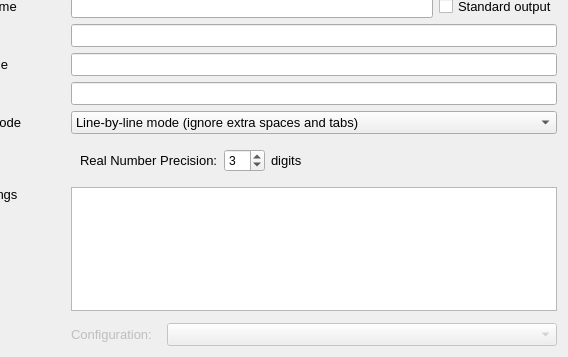
This is forms/taskeditwidget.ui in Project-LemonLime/Project_LemonLime as Qt 5 draws it before an edit; both pictures show x 96 to 664 and y 448 to 805 of the 664 by 805 pixel window. The edited form follows.
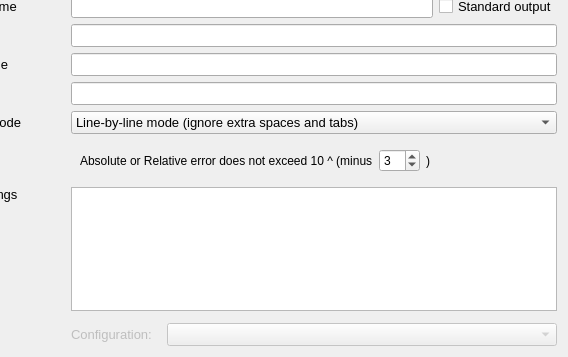
This is the edited form. The open tabs and pages were chosen to show the change. Icons and pictures are not drawn. Custom widgets are drawn as their Qt base class.

```diff
--- a/forms/taskeditwidget.ui
+++ b/forms/taskeditwidget.ui
@@ -473,11 +473,8 @@
            <verstretch>0</verstretch>
           </sizepolicy>
          </property>
-         <property name="styleSheet">
-          <string notr="true">font-size:10pt;</string>
-         </property>
          <property name="text">
-          <string>Real Number Precision:</string>
+          <string>Absolute or Relative error does not exceed 10 ^ (minus</string>
          </property>
         </widget>
        </item>
@@ -499,11 +496,8 @@
            <verstretch>0</verstretch>
           </sizepolicy>
          </property>
-         <property name="styleSheet">
-          <string notr="true">font-size:10pt;</string>
-         </property>
          <property name="text">
-          <string>digits</string>
+          <string>)</string>
          </property>
         </widget>
        </item>
```
Left out of the diff: 5 changed lines with no effect on the pictures.
